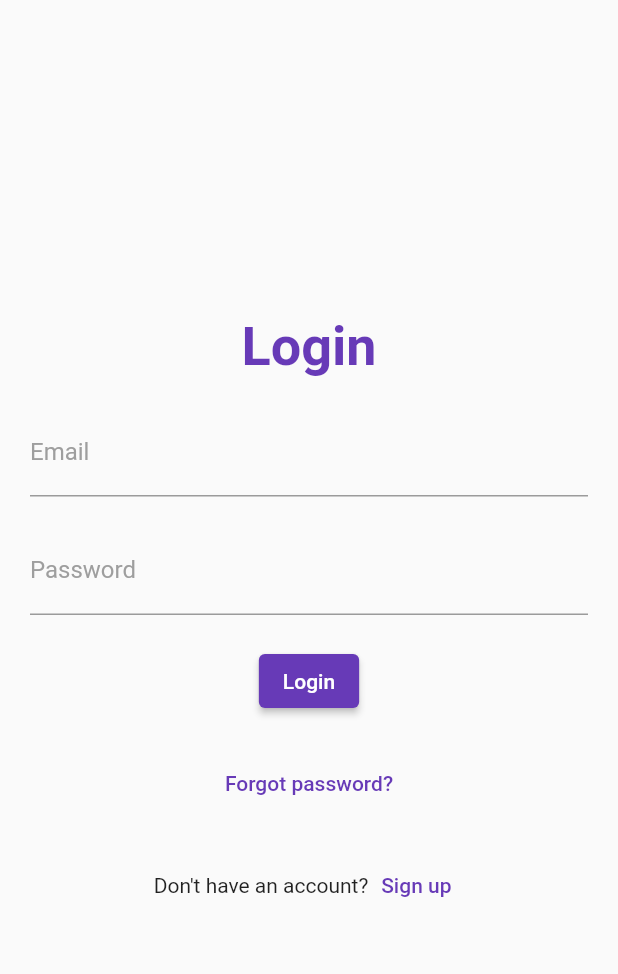
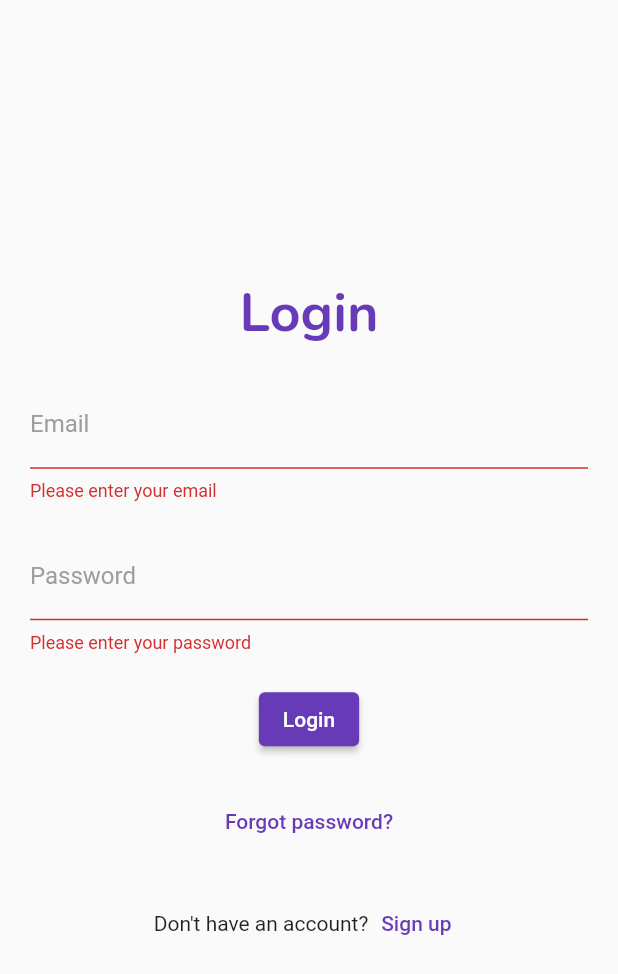
Before and after one commit to NiroWolfee/silver-lamp, a Flutter app: the screen it shows after launch, after a tap on "Login", on a phone screen of 412 x 824 dp. Shown: the top 974 px of the screen. Run offline on Flutter 3.47's test engine with Material 2 defaults, Android fonts, the phone set to English and light mode, and no system bars; our stand-ins replace firebase_auth, firebase_core, google_fonts, google_nav_bar, lottie; missing offline and left inert: swipable_stack; accounts and stored records are empty; network calls fail.

Commit message:
added error handling to login

```diff
--- a/silver_lamp/lib/main.dart
+++ b/silver_lamp/lib/main.dart
@@ -1,10 +1,6 @@
-import 'package:gait_analysis/auth/main_page.dart';
-import 'package:firebase_auth/firebase_auth.dart';
 import 'package:flutter/material.dart';
 import 'package:firebase_core/firebase_core.dart';
 import 'firebase_options.dart';
-import 'package:gait_analysis/pages/login_page.dart';
-import 'pages/homepage.dart';
 import 'pages/welcome_page.dart';
 
 void main() async {
--- a/silver_lamp/lib/pages/login_page.dart
+++ b/silver_lamp/lib/pages/login_page.dart
@@ -13,15 +13,25 @@ class LoginPage extends StatefulWidget {
 }
 
 class _LoginPageState extends State<LoginPage> {
-  // text controllers
+  final _formKey = GlobalKey<FormState>();
   final _emailController = TextEditingController();
   final _passwordController = TextEditingController();
+  String? _errorMessage;
 
   Future signIn() async {
+    setState(() {
+      _errorMessage = null;
+    });
+    try {
       await FirebaseAuth.instance.signInWithEmailAndPassword(
         email: _emailController.text.trim(),
         password: _passwordController.text.trim(),
       );
+    } on FirebaseAuthException catch (e) {
+      setState(() {
+        _errorMessage = e.message;
+      });
+    }
   }
 
   @override
@@ -31,19 +41,23 @@ class _LoginPageState extends State<LoginPage> {
     super.dispose();
   }
 
+  @override
   Widget build(BuildContext context) {
     return Scaffold(
       body: Container(
         padding: EdgeInsets.symmetric(horizontal: 20),
+        child: Form(
+          key: _formKey,
           child: Column(
             mainAxisAlignment: MainAxisAlignment.center,
             children: <Widget>[
               Text(
                 "Login",
-              style: TextStyle(
+                style: GoogleFonts.nunito(
                   fontSize: 36,
                   fontWeight: FontWeight.bold,
-                  color: Colors.deepPurple),
+                  color: Colors.deepPurple,
+                ),
               ),
               SizedBox(
                 height: 20,
@@ -52,7 +66,16 @@ class _LoginPageState extends State<LoginPage> {
                 controller: _emailController,
                 decoration: InputDecoration(
                   labelText: "Email",
-                  labelStyle: TextStyle(color: Colors.grey)),
+                  labelStyle: TextStyle(color: Colors.grey),
+                ),
+                validator: (value) {
+                  if (value == null || value.isEmpty) {
+                    return "Please enter your email";
+                  } else if (!value.contains("@")) {
+                    return "Please enter a valid email address";
+                  }
+                  return null;
+                },
               ),
               SizedBox(
                 height: 20,
@@ -62,14 +85,28 @@ class _LoginPageState extends State<LoginPage> {
                 obscureText: true,
                 decoration: InputDecoration(
                   labelText: "Password",
-                  labelStyle: TextStyle(color: Colors.grey)),
+                  labelStyle: TextStyle(color: Colors.grey),
+                ),
+                validator: (value) {
+                  if (value == null || value.isEmpty) {
+                    return "Please enter your password";
+                  }
+                  return null;
+                },
+              ),
+              if (_errorMessage != null)
+                Text(
+                  _errorMessage!,
+                  style: TextStyle(color: Colors.red),
                 ),
               SizedBox(
                 height: 20,
               ),
               ElevatedButton(
                 onPressed: () {
+                  if (_formKey.currentState!.validate()) {
                     signIn();
+                  }
                 },
                 child: Text("Login"),
               ),
@@ -96,10 +133,11 @@ class _LoginPageState extends State<LoginPage> {
                       widget.showRegisterPage();
                     },
                     child: Text("Sign up"),
-                )
+                  ),
                 ],
-            )
+              ),
             ],
+          ),
         ),
       ),
     );
```
Lines whose indentation alone changed are shown as unchanged.
